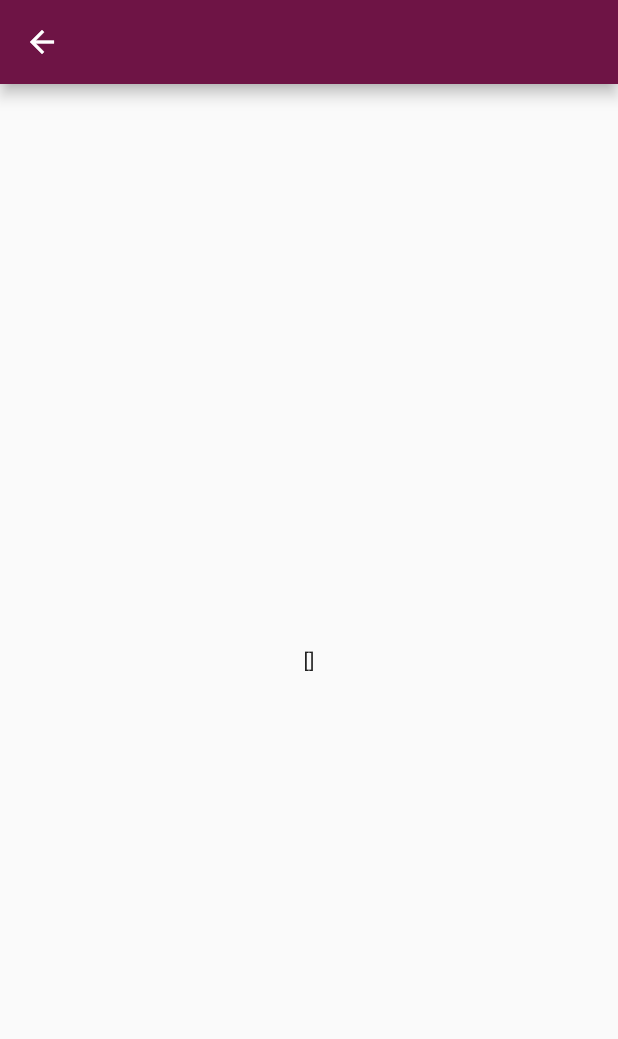
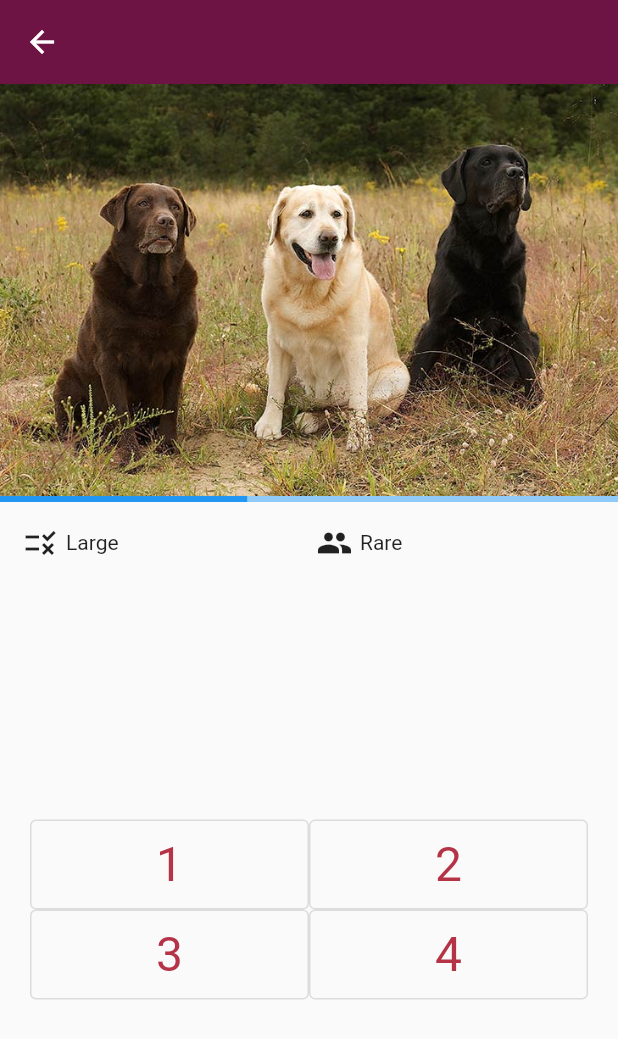
Before and after one commit to ImperialOctopus/dog-breed-game, a Flutter app: the LevelSelectScreen screen opened by its route, after a tap on "Quiz", on a phone screen of 412 x 824 dp. Shown: the top 1039 px of the screen. Run offline on Flutter 3.47's test engine with Material 2 defaults, Android fonts, the phone set to English and light mode, and no system bars.

Commit message:
Add color changing to quiz screen buttons

```diff
--- a/lib/screen/learn/level_select/level_select_page.dart
+++ b/lib/screen/learn/level_select/level_select_page.dart
@@ -6,7 +6,7 @@ import '../lesson/lesson_screen.dart';
 
 /// Pages in level select screen.
 class LevelSelectPage extends StatelessWidget {
-  /// LessonLevel to display.
+  /// Level to display.
   final Level level;
 
   /// Level select page.
--- /dev/null
+++ b/lib/screen/learn/quiz/question_page.dart
@@ -0,0 +1,126 @@
+import 'package:flutter/material.dart';
+
+/// Page to display a single question.
+class QuestionPage extends StatelessWidget {
+  /// Path to image of dog.
+  final String imagePath;
+
+  /// Text to display next to size icon.
+  final String size;
+
+  /// Text to display next to rarity icon.
+
+  final String rarity;
+
+  /// List of options for answer buttons.
+  final List<String> answers;
+
+  /// Progress to show on bar at the bottom.
+  final double progress;
+
+  /// Callback when answer button is pressed.
+  final Function(int) onAnswerPressed;
+
+  /// Correct answer.
+  final int correctAnswer;
+
+  /// Answer the player chose.
+  final int? chosenAnswer;
+
+  static final ButtonStyle _answerCorrectStyle = OutlinedButton.styleFrom(
+    primary: Colors.black,
+    backgroundColor: Colors.green,
+  );
+  static final ButtonStyle _answerIncorrectStyle = OutlinedButton.styleFrom(
+    primary: Colors.black,
+    backgroundColor: Colors.red,
+  );
+
+  /// Const constructor.
+  const QuestionPage({
+    required this.imagePath,
+    required this.size,
+    required this.rarity,
+    required this.answers,
+    required this.progress,
+    required this.onAnswerPressed,
+    required this.correctAnswer,
+    this.chosenAnswer,
+  });
+
+  @override
+  Widget build(BuildContext context) {
+    return Column(
+      crossAxisAlignment: CrossAxisAlignment.stretch,
+      mainAxisAlignment: MainAxisAlignment.center,
+      children: [
+        Image.asset(imagePath),
+        LinearProgressIndicator(value: progress),
+        Padding(
+          padding: const EdgeInsets.all(10),
+          child: Row(
+            children: [
+              Expanded(
+                  child: Row(
+                children: [
+                  const Padding(
+                      padding: EdgeInsets.all(5), child: Icon(Icons.rule)),
+                  Text(size),
+                ],
+              )),
+              Expanded(
+                  child: Row(
+                children: [
+                  const Padding(
+                      padding: EdgeInsets.all(5), child: Icon(Icons.people)),
+                  Text(rarity),
+                ],
+              )),
+            ],
+          ),
+        ),
+        Expanded(
+          child: Padding(
+            padding: const EdgeInsets.all(20),
+            child: Column(
+              crossAxisAlignment: CrossAxisAlignment.stretch,
+              mainAxisAlignment: MainAxisAlignment.center,
+              children: [
+                Row(children: [
+                  Expanded(child: _answerButton(0)),
+                  Expanded(child: _answerButton(1)),
+                ]),
+                Row(children: [
+                  Expanded(child: _answerButton(2)),
+                  Expanded(child: _answerButton(3)),
+                ]),
+              ],
+            ),
+          ),
+        ),
+      ],
+    );
+  }
+
+  Widget _answerButton(int answer) {
+    return OutlinedButton(
+      style: _buttonStyle(correctAnswer, chosenAnswer, answer),
+      child: Text(answers[answer]),
+      onPressed: () => onAnswerPressed(answer),
+    );
+  }
+
+  ButtonStyle? _buttonStyle(
+      int correctAnswer, int? chosenAnswer, int thisAnswer) {
+    if (chosenAnswer == null) {
+      return null;
+    }
+    if (thisAnswer == correctAnswer) {
+      return _answerCorrectStyle;
+    }
+    if (thisAnswer == chosenAnswer) {
+      return _answerIncorrectStyle;
+    }
+    return null;
+  }
+}
--- a/lib/screen/learn/quiz/quiz_screen.dart
+++ b/lib/screen/learn/quiz/quiz_screen.dart
@@ -1,9 +1,10 @@
 import 'package:flutter/material.dart';
 
 import '../../../model/quiz/quiz.dart';
+import 'question_page.dart';
 
 /// Screen to show a quiz.
-class QuizScreen extends StatelessWidget {
+class QuizScreen extends StatefulWidget {
   /// Quiz to show.
   final Quiz quiz;
 
@@ -11,10 +12,34 @@ class QuizScreen extends StatelessWidget {
   const QuizScreen({required this.quiz});
 
   @override
+  _QuizScreenState createState() => _QuizScreenState();
+}
+
+class _QuizScreenState extends State<QuizScreen> {
+  int? chosenAnswer;
+
+  @override
   Widget build(BuildContext context) {
     return Scaffold(
       appBar: AppBar(),
-      body: Center(child: Text(quiz.questions.toString())),
+      body: QuestionPage(
+        imagePath: 'assets/sample/labrador.jpg',
+        size: 'Large',
+        rarity: 'Rare',
+        answers: [
+          '1',
+          '2',
+          '3',
+          '4',
+        ],
+        progress: 0.4,
+        onAnswerPressed: (i) => setState(() {
+          print(i);
+          chosenAnswer = i;
+        }),
+        correctAnswer: 0,
+        chosenAnswer: chosenAnswer,
+      ),
     );
   }
 }
--- a/lib/theme/theme.dart
+++ b/lib/theme/theme.dart
@@ -11,14 +11,14 @@ final themeData = ThemeData(
 
   outlinedButtonTheme: OutlinedButtonThemeData(
     style: OutlinedButton.styleFrom(
-      //primary: const Color.fromARGB(255, 181, 51, 70),
+      primary: const Color.fromARGB(255, 181, 51, 70),
       textStyle: const TextStyle(fontSize: 32),
       minimumSize: const Size(200, 60),
     ),
   ),
   elevatedButtonTheme: ElevatedButtonThemeData(
       style: ElevatedButton.styleFrom(
-    //primary: const Color.fromARGB(255, 181, 51, 70),
+    primary: const Color.fromARGB(255, 181, 51, 70),
     textStyle: const TextStyle(fontSize: 32),
     minimumSize: const Size(200, 60),
   )),
```
